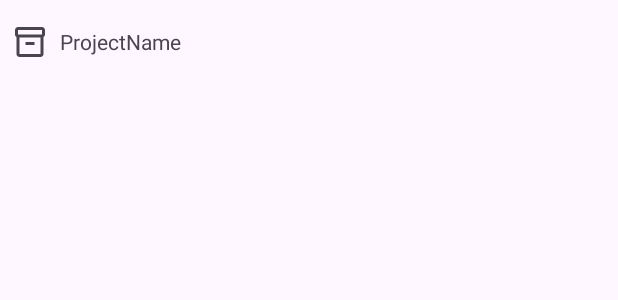
After one commit to NikitHamal/Code, an Android app: the layout project_item.xml on its own in the app's theme, with its tools: preview values and no code run, on a phone screen of 412 x 824 dp. The commit adds this screen. Shown: the top 300 px of the screen. Run offline under Robolectric (Android 15) with nearby library versions, the phone set to English and light mode, and no system bars.

Commit message:
Add project management

```diff
--- a/app/build.gradle
+++ b/app/build.gradle
@@ -44,6 +44,7 @@ dependencies {
     implementation(platform("io.github.Rosemoe.sora-editor:bom:0.23.5"))
     implementation("io.github.Rosemoe.sora-editor:editor")
     implementation("io.github.Rosemoe.sora-editor:language-textmate")
+    implementation 'com.google.code.gson:gson:2.11.0'
 
     compileOnly 'org.projectlombok:lombok:1.18.36'
     annotationProcessor 'org.projectlombok:lombok:1.18.36'
--- /dev/null
+++ b/app/src/main/res/drawable/project.xml
@@ -0,0 +1,10 @@
+<vector xmlns:android="http://schemas.android.com/apk/res/android"
+    android:width="24dp"
+    android:height="24dp"
+    android:viewportWidth="960"
+    android:viewportHeight="960"
+    android:tint="?attr/colorControlNormal">
+  <path
+      android:fillColor="@android:color/white"
+      android:pathData="M200,880Q167,880 143.5,856.5Q120,833 120,800L120,349Q102,338 91,320.5Q80,303 80,280L80,160Q80,127 103.5,103.5Q127,80 160,80L800,80Q833,80 856.5,103.5Q880,127 880,160L880,280Q880,303 869,320.5Q858,338 840,349L840,800Q840,833 816.5,856.5Q793,880 760,880L200,880ZM200,360L200,800Q200,800 200,800Q200,800 200,800L760,800Q760,800 760,800Q760,800 760,800L760,360L200,360ZM160,280L800,280Q800,280 800,280Q800,280 800,280L800,160Q800,160 800,160Q800,160 800,160L160,160Q160,160 160,160Q160,160 160,160L160,280Q160,280 160,280Q160,280 160,280ZM360,560L600,560L600,480L360,480L360,560ZM480,580L480,580L480,580Q480,580 480,580Q480,580 480,580L480,580Q480,580 480,580Q480,580 480,580Z"/>
+</vector>
--- /dev/null
+++ b/app/src/main/res/layout/project_item.xml
@@ -0,0 +1,26 @@
+<?xml version="1.0" encoding="utf-8"?>
+<LinearLayout xmlns:android="http://schemas.android.com/apk/res/android"
+    android:layout_width="match_parent"
+    android:layout_height="wrap_content"
+    android:paddingVertical="16dp"
+    android:paddingHorizontal="8dp"
+    android:background="?android:attr/selectableItemBackground"
+    android:clickable="true"
+    android:focusable="true">
+
+    <ImageView
+        android:layout_width="wrap_content"
+        android:layout_height="wrap_content"
+        android:src="@drawable/project"
+        android:layout_gravity="center"/>
+
+    <TextView
+        android:layout_marginStart="8dp"
+        android:id="@+id/projectItemName"
+        android:layout_width="wrap_content"
+        android:layout_height="wrap_content"
+        android:maxLines="1"
+        android:text="ProjectName"
+        android:layout_gravity="center"/>
+
+</LinearLayout>
```
Also changed, not shown: app/src/main/java/de/raffaelhahn/coder/projectmanagement/Project.java (added, +13 -0 lines), app/src/main/java/de/raffaelhahn/coder/projectmanagement/ProjectSelectionActivity.java (+32 -4 lines), app/src/main/java/de/raffaelhahn/coder/projectmanagement/ProjectsAdapter.java (added, +65 -0 lines), app/src/main/java/de/raffaelhahn/coder/projectmanagement/ProjectsStorage.java (added, +46 -0 lines), app/src/main/java/de/raffaelhahn/coder/utils/LocalDateTimeAdapter.java (added, +20 -0 lines).
